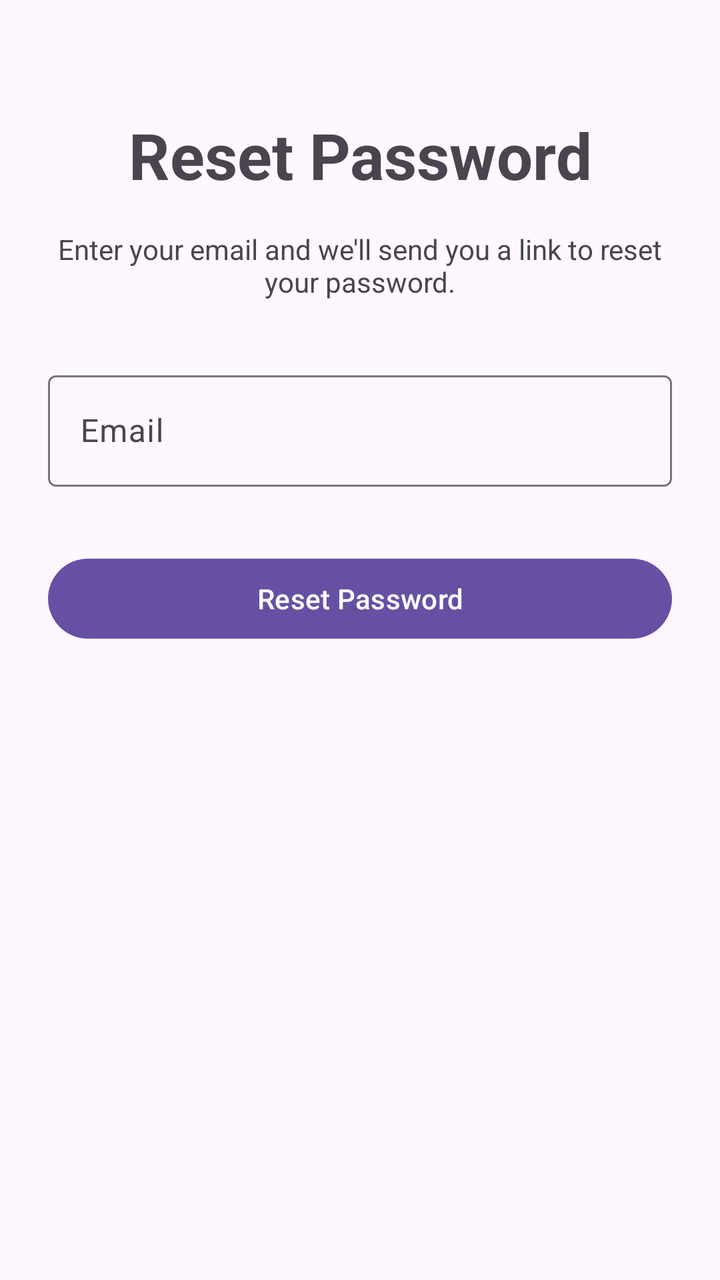
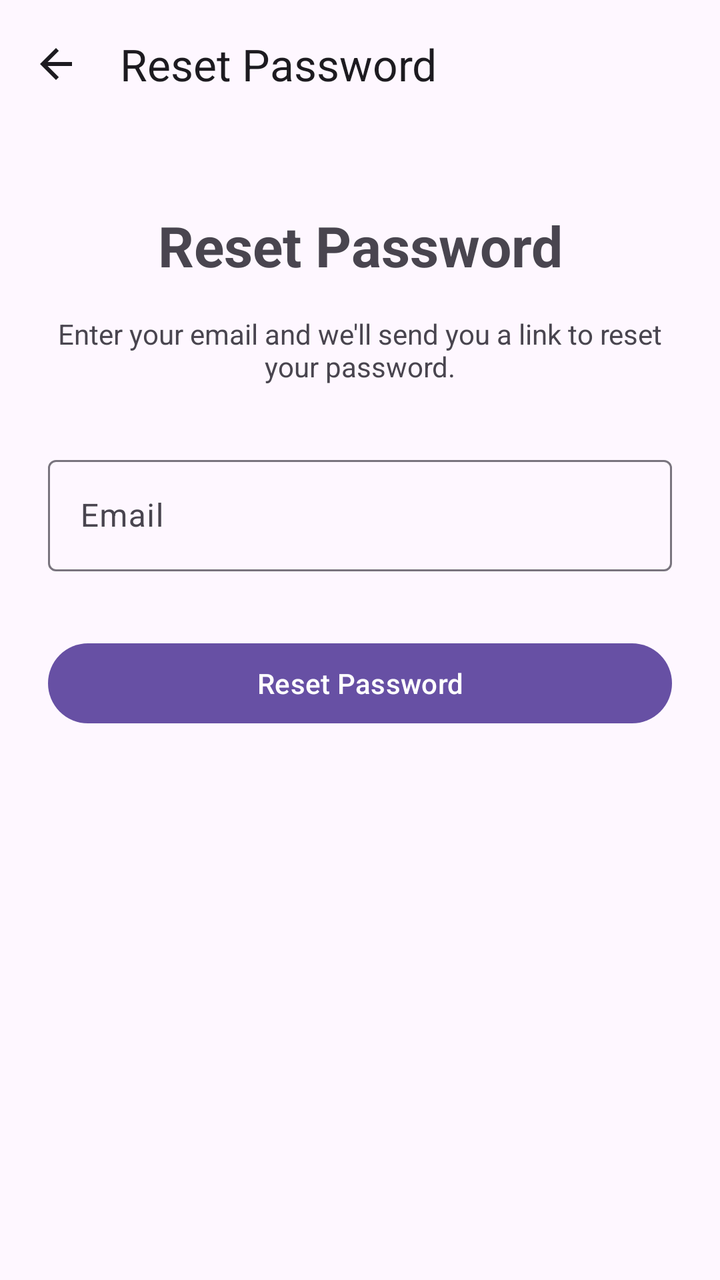

The first picture is an Android layout as it rendered before a commit; the second is the same layout after the commit. The layout source and the unified diff follow.
<!-- AndroidManifest.xml: application theme Theme.Medisense -->
<!-- res/layout/fragment_forgot_password.xml -->
<?xml version="1.0" encoding="utf-8"?>
<androidx.constraintlayout.widget.ConstraintLayout xmlns:android="http://schemas.android.com/apk/res/android"
    xmlns:app="http://schemas.android.com/apk/res-auto"
    xmlns:tools="http://schemas.android.com/tools"
    android:layout_width="match_parent"
    android:layout_height="match_parent"
    android:padding="24dp"
    tools:context=".ui.auth.ui.ForgotPasswordFragment">

    <TextView
        android:id="@+id/tv_reset_title"
        android:layout_width="wrap_content"
        android:layout_height="wrap_content"
        android:layout_marginTop="32dp"
        android:text="@string/reset_password"
        android:textSize="32sp"
        android:textStyle="bold"
        app:layout_constraintEnd_toEndOf="parent"
        app:layout_constraintStart_toStartOf="parent"
        app:layout_constraintTop_toTopOf="parent" />

    <TextView
        android:id="@+id/tv_reset_instructions"
        android:layout_width="0dp"
        android:layout_height="wrap_content"
        android:layout_marginTop="16dp"
        android:text="@string/reset_instructions"
        android:textAlignment="center"
        app:layout_constraintEnd_toEndOf="parent"
        app:layout_constraintStart_toStartOf="parent"
        app:layout_constraintTop_toBottomOf="@+id/tv_reset_title" />

    <com.google.android.material.textfield.TextInputLayout
        android:id="@+id/til_email"
        android:layout_width="0dp"
        android:layout_height="wrap_content"
        android:layout_marginTop="32dp"
        android:hint="@string/email"
        app:layout_constraintEnd_toEndOf="parent"
        app:layout_constraintStart_toStartOf="parent"
        app:layout_constraintTop_toBottomOf="@+id/tv_reset_instructions">

        <com.google.android.material.textfield.TextInputEditText
            android:id="@+id/et_email"
            android:layout_width="match_parent"
            android:layout_height="wrap_content"
            android:inputType="textEmailAddress" />

    </com.google.android.material.textfield.TextInputLayout>

    <com.google.android.material.button.MaterialButton
        android:id="@+id/btn_reset"
        android:layout_width="0dp"
        android:layout_height="wrap_content"
        android:layout_marginTop="32dp"
        android:text="@string/reset_password"
        app:layout_constraintEnd_toEndOf="parent"
        app:layout_constraintStart_toStartOf="parent"
        app:layout_constraintTop_toBottomOf="@+id/til_email" />

    <ProgressBar
        android:id="@+id/progress_bar"
        android:layout_width="wrap_content"
        android:layout_height="wrap_content"
        android:visibility="gone"
        app:layout_constraintBottom_toBottomOf="parent"
        app:layout_constraintEnd_toEndOf="parent"
        app:layout_constraintStart_toStartOf="parent"
        app:layout_constraintTop_toTopOf="parent" />

</androidx.constraintlayout.widget.ConstraintLayout>
<!-- resources referenced by this layout -->
<resources>
  <string name="email">Email</string>
  <string name="reset_instructions">Enter your email and we\'ll send you a link to reset your password.</string>
  <string name="reset_password">Reset Password</string>
  <style name="Theme.Medisense" parent="Theme.Material3.DayNight.NoActionBar">
          
          
      </style>
</resources>

<!-- the commit's change to res/layout/fragment_forgot_password.xml (unified diff, before → after) -->
@@ -1,71 +1,84 @@
 <?xml version="1.0" encoding="utf-8"?>
-<androidx.constraintlayout.widget.ConstraintLayout xmlns:android="http://schemas.android.com/apk/res/android"
+<LinearLayout xmlns:android="http://schemas.android.com/apk/res/android"
     xmlns:app="http://schemas.android.com/apk/res-auto"
     xmlns:tools="http://schemas.android.com/tools"
     android:layout_width="match_parent"
     android:layout_height="match_parent"
-    android:padding="24dp"
+    android:orientation="vertical"
     tools:context=".ui.auth.ui.ForgotPasswordFragment">
 
-    <TextView
-        android:id="@+id/tv_reset_title"
-        android:layout_width="wrap_content"
-        android:layout_height="wrap_content"
-        android:layout_marginTop="32dp"
-        android:text="@string/reset_password"
-        android:textSize="32sp"
-        android:textStyle="bold"
-        app:layout_constraintEnd_toEndOf="parent"
-        app:layout_constraintStart_toStartOf="parent"
-        app:layout_constraintTop_toTopOf="parent" />
+    <com.google.android.material.appbar.MaterialToolbar
+        android:id="@+id/toolbar"
+        android:layout_width="match_parent"
+        android:layout_height="?attr/actionBarSize"
+        app:title="@string/reset_password"
+        app:navigationIcon="@drawable/ic_arrow_back" />
 
-    <TextView
-        android:id="@+id/tv_reset_instructions"
-        android:layout_width="0dp"
-        android:layout_height="wrap_content"
-        android:layout_marginTop="16dp"
-        android:text="@string/reset_instructions"
-        android:textAlignment="center"
-        app:layout_constraintEnd_toEndOf="parent"
-        app:layout_constraintStart_toStartOf="parent"
-        app:layout_constraintTop_toBottomOf="@+id/tv_reset_title" />
+    <androidx.constraintlayout.widget.ConstraintLayout
+        android:layout_width="match_parent"
+        android:layout_height="match_parent"
+        android:padding="24dp">
 
-    <com.google.android.material.textfield.TextInputLayout
-        android:id="@+id/til_email"
-        android:layout_width="0dp"
-        android:layout_height="wrap_content"
-        android:layout_marginTop="32dp"
-        android:hint="@string/email"
-        app:layout_constraintEnd_toEndOf="parent"
-        app:layout_constraintStart_toStartOf="parent"
-        app:layout_constraintTop_toBottomOf="@+id/tv_reset_instructions">
+        <TextView
+            android:id="@+id/tv_reset_title"
+            android:layout_width="wrap_content"
+            android:layout_height="wrap_content"
+            android:layout_marginTop="16dp"
+            android:text="@string/reset_password"
+            android:textSize="28sp"
+            android:textStyle="bold"
+            app:layout_constraintEnd_toEndOf="parent"
+            app:layout_constraintStart_toStartOf="parent"
+            app:layout_constraintTop_toTopOf="parent" />
 
-        <com.google.android.material.textfield.TextInputEditText
-            android:id="@+id/et_email"
-            android:layout_width="match_parent"
+        <TextView
+            android:id="@+id/tv_reset_instructions"
+            android:layout_width="0dp"
             android:layout_height="wrap_content"
-            android:inputType="textEmailAddress" />
+            android:layout_marginTop="16dp"
+            android:text="@string/reset_instructions"
+            android:textAlignment="center"
+            app:layout_constraintEnd_toEndOf="parent"
+            app:layout_constraintStart_toStartOf="parent"
+            app:layout_constraintTop_toBottomOf="@+id/tv_reset_title" />
 
-    </com.google.android.material.textfield.TextInputLayout>
+        <com.google.android.material.textfield.TextInputLayout
+            android:id="@+id/til_email"
+            android:layout_width="0dp"
+            android:layout_height="wrap_content"
+            android:layout_marginTop="32dp"
+            android:hint="@string/email"
+            app:layout_constraintEnd_toEndOf="parent"
+            app:layout_constraintStart_toStartOf="parent"
+            app:layout_constraintTop_toBottomOf="@+id/tv_reset_instructions">
 
-    <com.google.android.material.button.MaterialButton
-        android:id="@+id/btn_reset"
-        android:layout_width="0dp"
-        android:layout_height="wrap_content"
-        android:layout_marginTop="32dp"
-        android:text="@string/reset_password"
-        app:layout_constraintEnd_toEndOf="parent"
-        app:layout_constraintStart_toStartOf="parent"
-        app:layout_constraintTop_toBottomOf="@+id/til_email" />
+            <com.google.android.material.textfield.TextInputEditText
+                android:id="@+id/et_email"
+                android:layout_width="match_parent"
+                android:layout_height="wrap_content"
+                android:inputType="textEmailAddress" />
 
-    <ProgressBar
-        android:id="@+id/progress_bar"
-        android:layout_width="wrap_content"
-        android:layout_height="wrap_content"
-        android:visibility="gone"
-        app:layout_constraintBottom_toBottomOf="parent"
-        app:layout_constraintEnd_toEndOf="parent"
-        app:layout_constraintStart_toStartOf="parent"
-        app:layout_constraintTop_toTopOf="parent" />
+        </com.google.android.material.textfield.TextInputLayout>
 
-</androidx.constraintlayout.widget.ConstraintLayout>
+        <com.google.android.material.button.MaterialButton
+            android:id="@+id/btn_reset"
+            android:layout_width="0dp"
+            android:layout_height="wrap_content"
+            android:layout_marginTop="32dp"
+            android:text="@string/reset_password"
+            app:layout_constraintEnd_toEndOf="parent"
+            app:layout_constraintStart_toStartOf="parent"
+            app:layout_constraintTop_toBottomOf="@+id/til_email" />
+
+        <ProgressBar
+            android:id="@+id/progress_bar"
+            android:layout_width="wrap_content"
+            android:layout_height="wrap_content"
+            android:visibility="gone"
+            app:layout_constraintBottom_toBottomOf="parent"
+            app:layout_constraintEnd_toEndOf="parent"
+            app:layout_constraintStart_toStartOf="parent"
+            app:layout_constraintTop_toTopOf="parent" />
+
+    </androidx.constraintlayout.widget.ConstraintLayout>
+</LinearLayout>
<!-- resource entries referenced after the edit -->
@@ -1,5 +1,16 @@
 <!-- resources referenced by this layout -->
 <resources>
+  <!-- drawable ic_arrow_back (drawable) -->
+  <vector xmlns:android="http://schemas.android.com/apk/res/android"
+      android:width="24dp"
+      android:height="24dp"
+      android:viewportWidth="24"
+      android:viewportHeight="24"
+      android:tint="?attr/colorOnSurface">
+    <path
+        android:fillColor="@android:color/white"
+        android:pathData="M20,11H7.83l5.59,-5.59L12,4l-8,8 8,8 1.41,-1.41L7.83,13H20v-2z"/>
+  </vector>
   <string name="email">Email</string>
   <string name="reset_instructions">Enter your email and we\'ll send you a link to reset your password.</string>
   <string name="reset_password">Reset Password</string>
